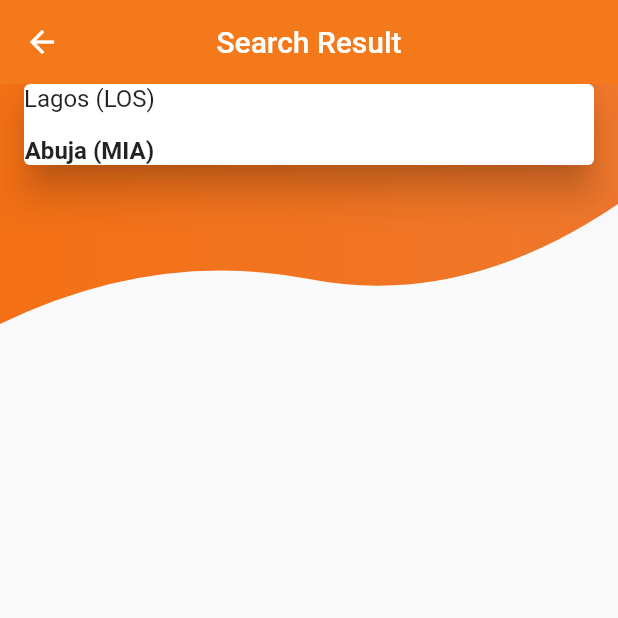
After one commit to tayormi/flight-ticket-UI, a Flutter app: the FlightListingScreen screen opened directly, on a phone screen of 412 x 824 dp, the top half of it. The commit adds this screen. Run offline on Flutter 3.47's test engine with Material 2 defaults, Android fonts, the phone set to English and light mode, and no system bars.

Commit message:
Added Flight List Page

```diff
--- /dev/null
+++ b/lib/flight_list.dart
@@ -0,0 +1,69 @@
+import 'package:flutter/material.dart';
+import 'package:test_app/CustomShapeClipper.dart';
+import 'main.dart';
+
+final Color discountBackgroundColor = Color(0xFFFFE08D);
+final Color flightBorderColor = Color(0xFFE6E6E6);
+final Color chipBackgroundColor = Color(0xFFF6F6F6);
+
+class FlightListingScreen extends StatelessWidget {
+  @override
+  Widget build(BuildContext context) {
+    return Scaffold(
+      appBar: AppBar(
+        title: Text("Search Result"),
+        elevation: 0.0,
+        centerTitle: true,
+        leading: InkWell(child: Icon(Icons.arrow_back),
+        onTap: () {
+          Navigator.pop(context);
+        },),
+      ),
+      body: Column(
+        children: <Widget>[
+          FlightListTopPart()
+        ],
+      ),
+    );
+  }
+}
+class FlightListTopPart extends StatelessWidget {
+  @override
+  Widget build(BuildContext context) {
+    return Stack(
+      children: <Widget>[
+        ClipPath(
+          clipper: CustomShapeClipper(),
+          child: Container(
+            decoration: BoxDecoration(
+              gradient: LinearGradient(
+                colors: [firstColor, secondColor]
+              )
+            ),
+            height: 160.0,
+          ),
+        ),
+        Card(
+          margin: EdgeInsets.symmetric(horizontal: 16.0),
+          elevation: 10.0,
+          child: Container(
+            child: Row(children: <Widget>[
+              Column(
+                children: <Widget>[
+                  Text('Lagos (LOS)', style: TextStyle(
+                    fontSize: 16.0
+                  ),),
+                  Divider(color: Colors.grey,),
+                  Text('Abuja (MIA)', style: TextStyle(
+                    fontSize: 16.0,
+                    fontWeight: FontWeight.bold
+                  ),)
+                ],
+              )
+            ],),
+          ),
+        )
+      ],
+    );
+  }
+}
--- a/lib/main.dart
+++ b/lib/main.dart
@@ -2,6 +2,7 @@ import 'package:flutter/material.dart';
 import 'package:test_app/CustomAppBar.dart';
 import 'package:test_app/CustomShapeClipper.dart';
 import 'package:intl/intl.dart';
+import 'package:test_app/flight_list.dart';
 
 void main() => runApp(MaterialApp(
   title: 'Flight List Mock Up',
@@ -227,7 +228,12 @@ class _HomeScreenTopPartState extends State<HomeScreenTopPart> {
                         suffixIcon: Material(
                           elevation: 2.0,
                           borderRadius: BorderRadius.all(Radius.circular(30.0),),
-                          child: Icon(Icons.search, color: Colors.black,),
+                          child: InkWell(
+                            onTap: () {
+                              Navigator.push(context, MaterialPageRoute(
+                                builder: (context) => FlightListingScreen()));
+                            },
+                            child: Icon(Icons.search, color: Colors.black,)),
                         ),
                         border: InputBorder.none,
                       ),
```
